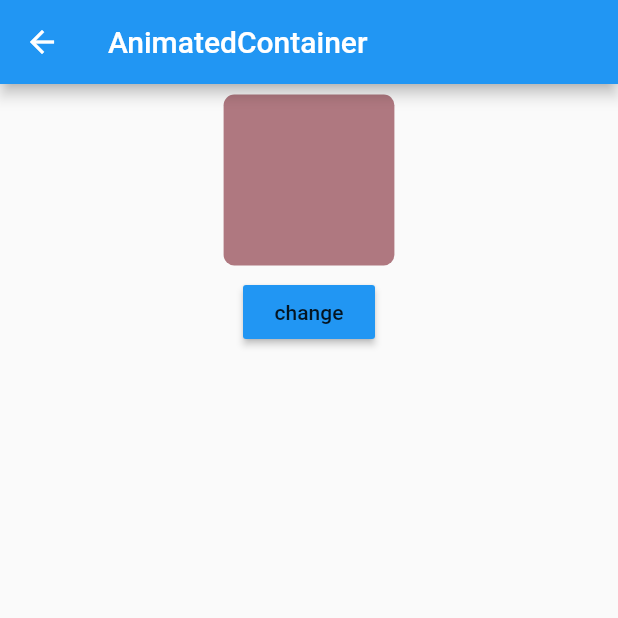
After one commit to rentongfu/myfluttertest, a Flutter app: the AnimationMenuPage screen opened directly, after a tap on "AnimatedContainer", on a phone screen of 412 x 824 dp, the top half of it. The commit adds this screen. Run offline on Flutter 3.47's test engine with Material 2 defaults, Android fonts, the phone set to English and light mode, and no system bars; missing offline and left inert: dart:ffi.

Commit message:
更多动画demo，为之前的动画demo添加说明

```diff
--- /dev/null
+++ b/lib/animation/AnimatedContainerPage.dart
@@ -0,0 +1,76 @@
+
+import 'dart:math';
+
+import 'package:flutter/material.dart';
+
+///AnimatedContainer使用demo。
+///AnimatedContainer从功能上类似于Container，不同的是，它会把对它的属性变化通过动画实现渐变效果。
+class AnimatedContainerPage extends StatefulWidget{
+  @override
+  State<StatefulWidget> createState() {
+    return _AnimatedContainerPageState();
+  }
+
+}
+
+double randomBorderRadius() {
+  return Random().nextDouble() * 64;
+}
+
+double randomMargin() {
+  return Random().nextDouble() * 64;
+}
+
+Color randomColor() {
+  return Color(0xFFFFFFFF & Random().nextInt(0xFFFFFFFF));
+}
+
+class _AnimatedContainerPageState extends State<AnimatedContainerPage>{
+  Color color;
+  double borderRadius;
+  double margin;
+
+  @override
+  initState() {
+    color = randomColor();
+    borderRadius = randomBorderRadius();
+    margin = randomMargin();
+  }
+  static const _duration = Duration(milliseconds: 400);
+  @override
+  Widget build(BuildContext context) {
+    return Scaffold(
+      appBar: AppBar(title: Text("AnimatedContainer"),),
+      body: Center(
+          child: Column(
+            children: <Widget>[
+              SizedBox(
+                width: 128,
+                height: 128,
+                child: AnimatedContainer(
+                  margin: EdgeInsets.all(margin),
+                  decoration: BoxDecoration(
+                    color: color,
+                    borderRadius: BorderRadius.circular(borderRadius),
+                  ),
+                  duration: _duration,
+                ),
+              ),
+              MaterialButton(
+                color: Theme.of(context).primaryColor,
+                child: Text('change' ),
+                onPressed: (){
+                  setState(() {
+                    color = randomColor();
+                    borderRadius = randomBorderRadius();
+                    margin = randomMargin();
+                    });
+                },
+              )
+            ],
+          )
+        ),
+    );
+  }
+
+}
--- a/lib/animation/AnimatedWidgetPage.dart
+++ b/lib/animation/AnimatedWidgetPage.dart
@@ -1,5 +1,9 @@
 import 'package:flutter/material.dart';
 
+/// AnimationWidget使用demo
+/// AnimationWidget是一个会在传入listenable变化时，自动调用setState重新build的组件。
+/// 如果不用这个组件的话，我们要在animation的更新事件中，手动调用setState方法来刷新界面。
+/// 如果将动画内容放到AnimatedWidget中，则不用这么做。
 class AnimatedLogo extends AnimatedWidget{
   AnimatedLogo({Key key , Animation<double> animation}):super(key:key , listenable : animation);
   @override
--- a/lib/animation/AnimationMenuPage.dart
+++ b/lib/animation/AnimationMenuPage.dart
@@ -1,5 +1,7 @@
 import 'package:flutter/material.dart';
 import 'package:myfluttertest/animation/AnimatedBuilderPage.dart';
+import 'package:myfluttertest/animation/AnimatedContainerPage.dart';
+import 'package:myfluttertest/animation/AnimatedOpacityPage.dart';
 import 'package:myfluttertest/animation/AnimatedWidgetPage.dart';
 import 'package:myfluttertest/animation/FirstAnimationDemoPage.dart';
 
@@ -49,6 +51,22 @@ class AnimationMenuPageState extends State<AnimationMenuPage>{
                 return CarvedAnimationPage();
               }));
             },
+          ),
+          RaisedButton(
+            child: Text("AnimatedOpacity"),
+            onPressed: (){
+              Navigator.push(context, MaterialPageRoute(builder: (c){
+                return AnimatedOpacityPage();
+              }));
+            },
+          ),
+          RaisedButton(
+            child: Text("AnimatedContainer"),
+            onPressed: (){
+              Navigator.push(context, MaterialPageRoute(builder: (c){
+                return AnimatedContainerPage();
+              }));
+            },
           )
         ],
       ),
--- a/lib/animation/CarvedAnimationPage.dart
+++ b/lib/animation/CarvedAnimationPage.dart
@@ -1,6 +1,8 @@
 
 import 'package:flutter/material.dart';
 
+///非线性变化动画CurvedAnimation的使用demo
+///与Animation类不同的是，CurvedAnimation可以以非线性的节奏来产生变化值，而Animation只能产生均匀变化的值。
 class _AnimatedLogo extends AnimatedWidget{
   static final _opacityTween = Tween<double>(begin:0.1 , end: 1);
   static final _sizeTween = Tween<double>(begin:0 , end : 300);
--- a/lib/animation/FirstAnimationDemoPage.dart
+++ b/lib/animation/FirstAnimationDemoPage.dart
@@ -1,5 +1,8 @@
 import 'package:flutter/material.dart';
 
+///动画效果最基础的类Animation类和AnimationController类的使用demo。
+///AnimationController控制动画的播放
+///Animation类定时产生数值变化事件，在这个事件中刷新UI。
 class FirstAnimationDemoPage extends StatefulWidget{
   @override
   State<StatefulWidget> createState() {
```
Also changed, not shown: lib/animation/AnimatedOpacityPage.dart (added, +47 -0 lines).
